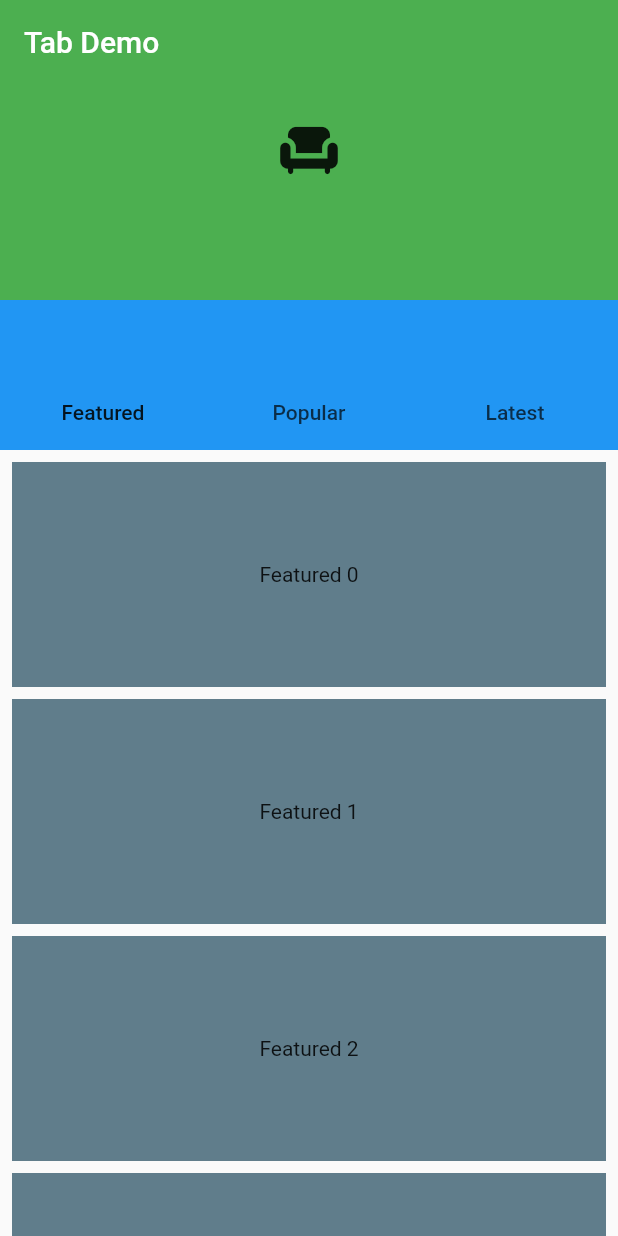
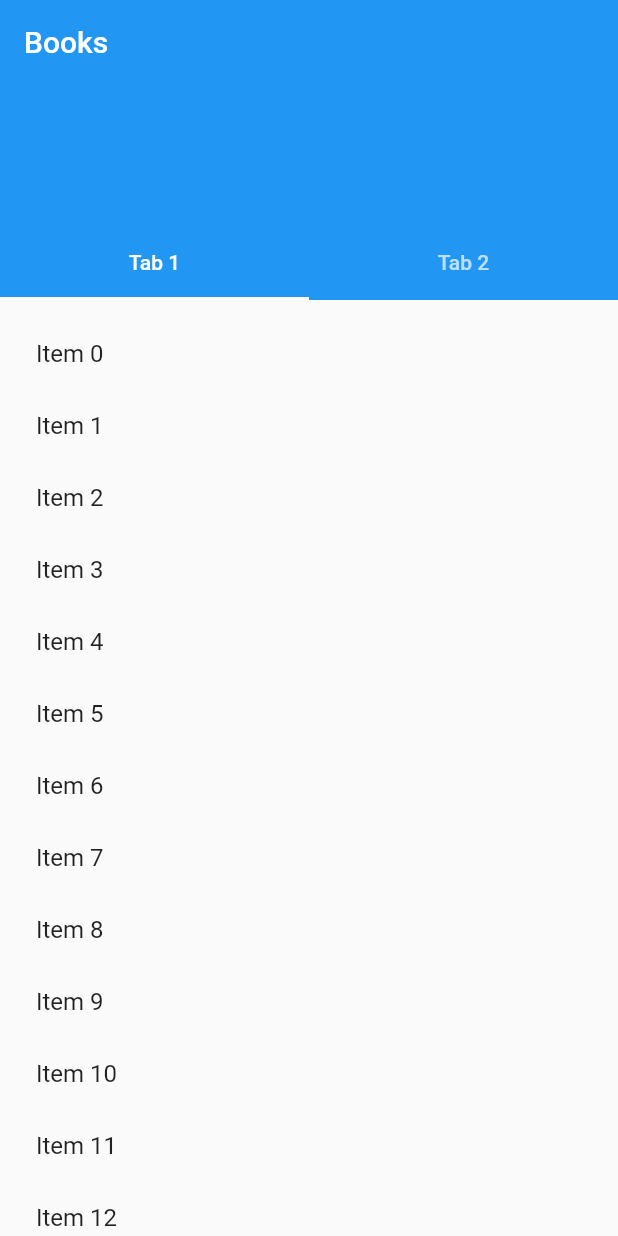
Before and after one commit to suad-mo/exercice, a Flutter app: the screen it shows after launch, on a phone screen of 412 x 824 dp. Run offline on Flutter 3.47's test engine with Material 2 defaults, Android fonts, the phone set to English and light mode, and no system bars.

Commit message:
Litle change...

```diff
--- a/lib/main.dart
+++ b/lib/main.dart
@@ -1,120 +1,233 @@
-import 'dart:io';
-
 import 'package:flutter/material.dart';
 
-void main() => runApp(MyApp());
+void main() => runApp(const MyApp());
 
 class MyApp extends StatelessWidget {
+  const MyApp({super.key});
+
+  static const String _title = 'Flutter Code Sample';
+
   @override
   Widget build(BuildContext context) {
-    return MaterialApp(
-      title: 'Flutter Demo',
-      theme: ThemeData(
-        primaryColor: Colors.white,
-      ),
-      home: NewsScreen(),
-      debugShowCheckedModeBanner: false,
+    return const MaterialApp(
+      title: _title,
+      home: MyStatelessWidget(),
     );
   }
 }
 
-class NewsScreen extends StatefulWidget {
-  @override
-  State<StatefulWidget> createState() => _NewsScreenState();
-}
-
-class _NewsScreenState extends State<NewsScreen> {
-  final List<String> _tabs = <String>[
-    "Featured",
-    "Popular",
-    "Latest",
-  ];
+class MyStatelessWidget extends StatelessWidget {
+  const MyStatelessWidget({super.key});
 
   @override
   Widget build(BuildContext context) {
-    return Material(
+    final List<String> tabs = <String>['Tab 1', 'Tab 2'];
+    return DefaultTabController(
+      length: tabs.length, // This is the number of tabs.
       child: Scaffold(
-        body: DefaultTabController(
-          length: _tabs.length,
-          child: NestedScrollView(
-            headerSliverBuilder:
-                (BuildContext context, bool innerBoxIsScrolled) {
+        body: NestedScrollView(
+          // floatHeaderSlivers: true,
+          headerSliverBuilder: (BuildContext context, bool innerBoxIsScrolled) {
+            // These are the slivers that show up in the "outer" scroll view.
             return <Widget>[
               SliverOverlapAbsorber(
+                // This widget takes the overlapping behavior of the SliverAppBar,
+                // and redirects it to the SliverOverlapInjector below. If it is
+                // missing, then it is possible for the nested "inner" scroll view
+                // below to end up under the SliverAppBar even when the inner
+                // scroll view thinks it has not been scrolled.
+                // This is not necessary if the "headerSliverBuilder" only builds
+                // widgets that do not overlap the next sliver.
                 handle:
                     NestedScrollView.sliverOverlapAbsorberHandleFor(context),
-                  sliver: SliverSafeArea(
-                    left: false,
-                    top: true,
-                    bottom: Platform.isIOS ? false : true,
                 sliver: SliverAppBar(
-                      title: Text('Tab Demo'),
+                  title:
+                      const Text('Books'), // This is the title in the app bar.
+                  pinned: true,
                   floating: true,
-                      pinned: false,
                   snap: true,
-                      expandedHeight: 300,
-                      collapsedHeight: 100,
-                      flexibleSpace: Container(
-                        height: 200,
-                        color: Colors.green,
-                        child: const Center(
-                            child: Icon(
-                          Icons.chair,
-                          size: 42,
-                        )),
-                      ),
+                  expandedHeight: 200.0,
+                  // The "forceElevated" property causes the SliverAppBar to show
+                  // a shadow. The "innerBoxIsScrolled" parameter is true when the
+                  // inner scroll view is scrolled beyond its "zero" point, i.e.
+                  // when it appears to be scrolled below the SliverAppBar.
+                  // Without this, there are cases where the shadow would appear
+                  // or not appear inappropriately, because the SliverAppBar is
+                  // not actually aware of the precise position of the inner
+                  // scroll views.
                   forceElevated: innerBoxIsScrolled,
                   bottom: TabBar(
-                        tabs: _tabs
-                            .map((String name) => Tab(text: name))
-                            .toList(),
-                      ),
+                    // These are the widgets to put in each tab in the tab bar.
+                    tabs: tabs.map((String name) => Tab(text: name)).toList(),
                   ),
                 ),
               ),
             ];
           },
-            body: TabBarView(
-              children: _tabs.map((String name) {
+          body: const TabBarView(
+              // These are the contents of the tab views, below the tabs.
+              children: [
+                MyTabWidget(name: 'Tab 1'),
+                MyTabNewWidget(name: 'Tab 2'),
+              ]
+              // tabs.map((String name) {
+              //   return SafeArea(
+              //     top: false,
+              //     bottom: false,
+              //     child: Builder(
+              //       // This Builder is needed to provide a BuildContext that is
+              //       // "inside" the NestedScrollView, so that
+              //       // sliverOverlapAbsorberHandleFor() can find the
+              //       // NestedScrollView.
+              //       builder: (BuildContext context) {
+              //         return CustomScrollView(
+              //           // The "controller" and "primary" members should be left
+              //           // unset, so that the NestedScrollView can control this
+              //           // inner scroll view.
+              //           // If the "controller" property is set, then this scroll
+              //           // view will not be associated with the NestedScrollView.
+              //           // The PageStorageKey should be unique to this ScrollView;
+              //           // it allows the list to remember its scroll position when
+              //           // the tab view is not on the screen.
+              //           key: PageStorageKey<String>(name),
+              //           slivers: <Widget>[
+              //             SliverOverlapInjector(
+              //               // This is the flip side of the SliverOverlapAbsorber
+              //               // above.
+              //               handle:
+              //                   NestedScrollView.sliverOverlapAbsorberHandleFor(
+              //                       context),
+              //             ),
+              //             SliverPadding(
+              //               padding: const EdgeInsets.all(8.0),
+              //               // In this example, the inner scroll view has
+              //               // fixed-height list items, hence the use of
+              //               // SliverFixedExtentList. However, one could use any
+              //               // sliver widget here, e.g. SliverList or SliverGrid.
+              //               sliver: SliverFixedExtentList(
+              //                 // The items in this example are fixed to 48 pixels
+              //                 // high. This matches the Material Design spec for
+              //                 // ListTile widgets.
+              //                 itemExtent: 84.0, // 48.0,
+              //                 delegate: SliverChildBuilderDelegate(
+              //                   (BuildContext context, int index) {
+              //                     // This builder is called for each child.
+              //                     // In this example, we just number each list item.
+              //                     return ListTile(
+              //                       title: Text('Item $index'),
+              //                     );
+              //                   },
+              //                   // The childCount of the SliverChildBuilderDelegate
+              //                   // specifies how many children this inner list
+              //                   // has. In this example, each tab has a list of
+              //                   // exactly 30 items, but this is arbitrary.
+              //                   childCount: 30,
+              //                 ),
+              //               ),
+              //             ),
+              //           ],
+              //         );
+              //       },
+              //     ),
+              //   );
+              // }).toList(),
+              ),
+        ),
+      ),
+    );
+  }
+}
+
+class MyTabWidget extends StatelessWidget {
+  final String name;
+  const MyTabWidget({super.key, required this.name});
+
+  @override
+  Widget build(BuildContext context) {
     return SafeArea(
       top: false,
       bottom: false,
       child: Builder(
+        // This Builder is needed to provide a BuildContext that is
+        // "inside" the NestedScrollView, so that
+        // sliverOverlapAbsorberHandleFor() can find the
+        // NestedScrollView.
         builder: (BuildContext context) {
-                      return NotificationListener<ScrollNotification>(
-                        onNotification: (scrollNotification) {
-                          return true;
+          return CustomScrollView(
+            // The "controller" and "primary" members should be left
+            // unset, so that the NestedScrollView can control this
+            // inner scroll view.
+            // If the "controller" property is set, then this scroll
+            // view will not be associated with the NestedScrollView.
+            // The PageStorageKey should be unique to this ScrollView;
+            // it allows the list to remember its scroll position when
+            // the tab view is not on the screen.
+            key: PageStorageKey<String>(name),
+            slivers: <Widget>[
+              SliverOverlapInjector(
+                // This is the flip side of the SliverOverlapAbsorber
+                // above.
+                handle:
+                    NestedScrollView.sliverOverlapAbsorberHandleFor(context),
+              ),
+              SliverPadding(
+                padding: const EdgeInsets.all(8.0),
+                // In this example, the inner scroll view has
+                // fixed-height list items, hence the use of
+                // SliverFixedExtentList. However, one could use any
+                // sliver widget here, e.g. SliverList or SliverGrid.
+                sliver: SliverFixedExtentList(
+                  // The items in this example are fixed to 48 pixels
+                  // high. This matches the Material Design spec for
+                  // ListTile widgets.
+                  itemExtent: 48.0,
+                  delegate: SliverChildBuilderDelegate(
+                    (BuildContext context, int index) {
+                      // This builder is called for each child.
+                      // In this example, we just number each list item.
+                      return ListTile(
+                        title: Text('Item $index'),
+                      );
                     },
+                    // The childCount of the SliverChildBuilderDelegate
+                    // specifies how many children this inner list
+                    // has. In this example, each tab has a list of
+                    // exactly 30 items, but this is arbitrary.
+                    childCount: 30,
+                  ),
+                ),
+              ),
+            ],
+          );
+        },
+      ),
+    );
+  }
+}
+
+class MyTabNewWidget extends StatelessWidget {
+  final String name;
+  const MyTabNewWidget({super.key, required this.name});
+
+  @override
+  Widget build(BuildContext context) {
+    return SafeArea(
+        top: false,
+        bottom: false,
         child: CustomScrollView(
           key: PageStorageKey<String>(name),
           slivers: <Widget>[
             SliverOverlapInjector(
-                              handle: NestedScrollView
-                                  .sliverOverlapAbsorberHandleFor(context),
+              handle: NestedScrollView.sliverOverlapAbsorberHandleFor(context),
             ),
             SliverPadding(
               padding: const EdgeInsets.all(8.0),
-                              sliver: SliverList(
+              sliver: SliverFixedExtentList(
+                itemExtent: 48.0,
                 delegate: SliverChildBuilderDelegate(
                   (BuildContext context, int index) {
-                                    return Column(
-                                      children: <Widget>[
-                                        Container(
-                                          height: 150,
-                                          width: double.infinity,
-                                          color: Colors.blueGrey,
-                                          child: Column(
-                                            mainAxisAlignment:
-                                                MainAxisAlignment.center,
-                                            children: <Widget>[
-                                              Text('$name $index')
-                                            ],
-                                          ),
-                                        ),
-                                        SizedBox(
-                                          height: 8,
-                                        )
-                                      ],
+                    return ListTile(
+                      title: Text('Item $index'),
                     );
                   },
                   childCount: 30,
@@ -122,16 +235,6 @@ class _NewsScreenState extends State<NewsScreen> {
               ),
             ),
           ],
-                        ),
-                      );
-                    },
-                  ),
-                );
-              }).toList(),
-            ),
-          ),
-        ),
-      ),
-    );
+        ));
   }
 }
```
Lines whose indentation alone changed are shown as unchanged.
